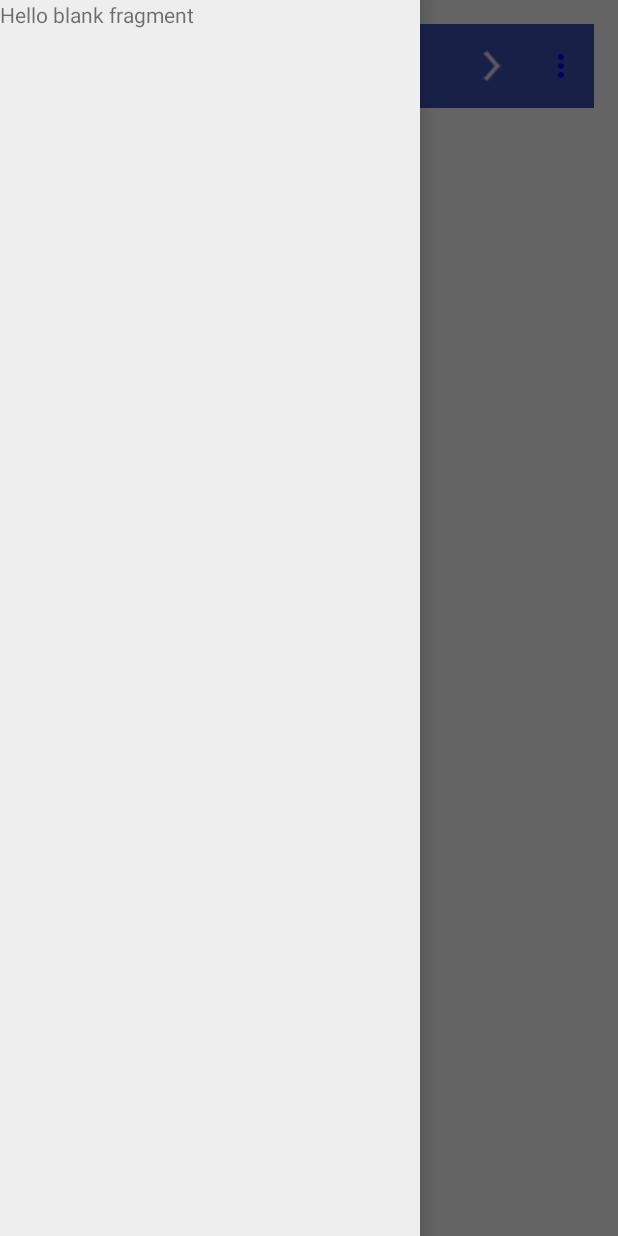
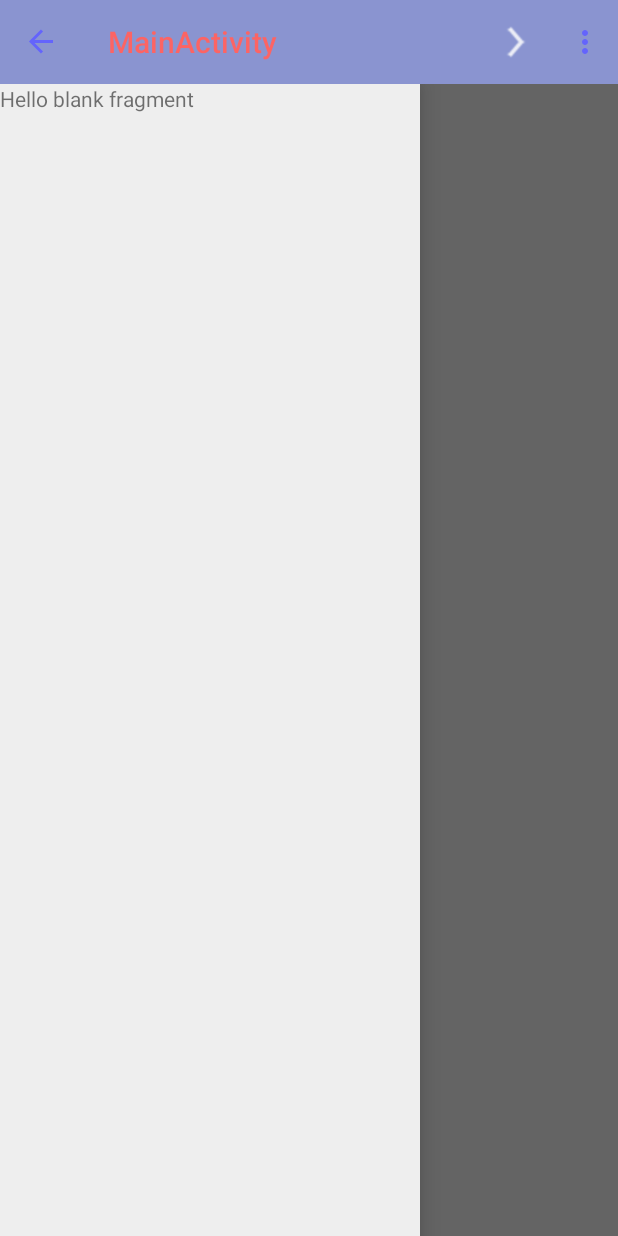
Before and after one commit to gleidesigner/Material_Design_Style, an Android app: the screen it shows after launch (MainActivity), after a tap on "Open", on a phone screen of 412 x 824 dp. Run offline under Robolectric (Android 15) with nearby library versions, the phone set to English and light mode, and no system bars.

Commit message:
Activity appbar

```diff
--- a/app/src/main/java/com/gleidesilva/materialdesignstyle/MainActivity.java
+++ b/app/src/main/java/com/gleidesilva/materialdesignstyle/MainActivity.java
@@ -22,7 +22,7 @@ public class MainActivity extends ActionBarActivity {
     @Override
     protected void onCreate(Bundle savedInstanceState) {
         super.onCreate(savedInstanceState);
-        setContentView(R.layout.activity_main);
+        setContentView(R.layout.activity_main_appbar);
 
         toolbar = (Toolbar) findViewById(R.id.app_bar);
         setSupportActionBar(toolbar);
--- a/app/src/main/java/com/gleidesilva/materialdesignstyle/NavDrawerFragment.java
+++ b/app/src/main/java/com/gleidesilva/materialdesignstyle/NavDrawerFragment.java
@@ -48,7 +48,7 @@ public class NavDrawerFragment extends Fragment {
         return inflater.inflate(R.layout.fragment_nav_drawer, container, false);
     }
 
-    public void setUp(int fragmentId, DrawerLayout drawerLayout, Toolbar toolbar) {
+    public void setUp(int fragmentId, DrawerLayout drawerLayout, final Toolbar toolbar) {
         containView =  getActivity().findViewById(fragmentId);
         mDrawerLayout = drawerLayout;
         mDrawerToggle = new ActionBarDrawerToggle(getActivity(), drawerLayout, toolbar, R.string.drawer_open, R.string.drawer_close) {
@@ -66,6 +66,13 @@ public class NavDrawerFragment extends Fragment {
             public void onDrawerClosed(View drawerView) {
                 super.onDrawerClosed(drawerView);
                 getActivity().invalidateOptionsMenu();
+            }
+
+            @Override
+            public void onDrawerSlide(View drawerView, float slideOffset) {
+                if (slideOffset < 0.6 ){
+                    toolbar.setAlpha(1 - slideOffset);
+                }
             }
         };
 
--- /dev/null
+++ b/app/src/main/res/layout/activity_main_appbar.xml
@@ -0,0 +1,34 @@
+<?xml version="1.0" encoding="utf-8"?>
+<LinearLayout xmlns:android="http://schemas.android.com/apk/res/android"
+    xmlns:tools="http://schemas.android.com/tools"
+    android:layout_width="match_parent"
+    android:layout_height="match_parent"
+    xmlns:app="http://schemas.android.com/apk/res-auto"
+    android:orientation="vertical">
+
+    <include
+        android:id="@+id/app_bar"
+        layout="@layout/app_bar" />
+
+    <android.support.v4.widget.DrawerLayout
+        android:id="@+id/drawer_layout"
+        xmlns:tools="http://schemas.android.com/tools"
+        android:layout_width="match_parent"
+        android:layout_height="match_parent">
+
+        <FrameLayout
+            android:layout_width="match_parent"
+            android:layout_height="match_parent"/>
+
+        <fragment
+            android:id="@+id/fragment_navigation_drawer"
+            android:layout_width="@dimen/nav_drawer_width"
+            android:layout_height="match_parent"
+            android:layout_gravity="start"
+            android:name="com.gleidesilva.materialdesignstyle.NavDrawerFragment"
+            app:layout="@layout/fragment_nav_drawer"
+            tools:layout="@layout/fragment_nav_drawer"/>
+
+    </android.support.v4.widget.DrawerLayout>
+
+</LinearLayout>
```
Also changed, not shown: 1 other file.
